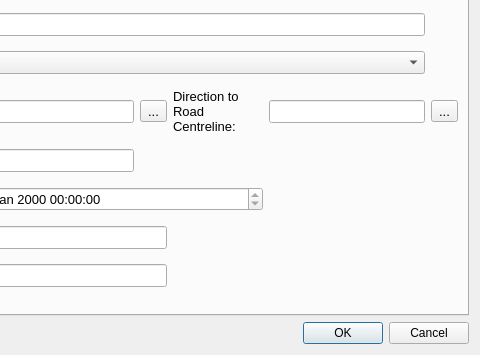
Above: ui/restrictionBayDetails_dialog_base2_qt5.ui from tlh22/TOMs before the change; both pictures show x 156 to 636 and y 148 to 503 of the 636 by 503 pixel window. Below: the same form after it.
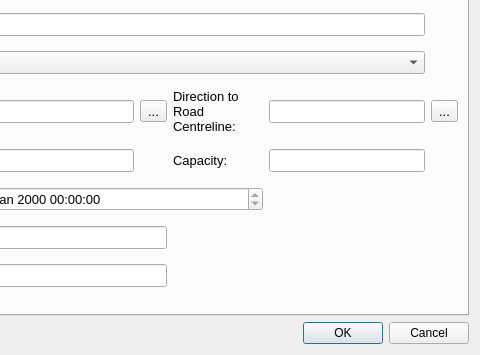
That is the form after the change. The open tabs and pages were chosen to show the change. Custom widgets are drawn as their Qt base class.

Commit message: add details to forms and docker startup

```diff
--- a/ui/restrictionBayDetails_dialog_base2_qt5.ui
+++ b/ui/restrictionBayDetails_dialog_base2_qt5.ui
@@ -556,6 +556,16 @@
          <item row="9" column="1" colspan="2">
           <widget class="QLineEdit" name="RestrictionID"/>
          </item>
+         <item row="5" column="3">
+          <widget class="QLabel" name="label_8">
+           <property name="text">
+            <string>Capacity:</string>
+           </property>
+          </widget>
+         </item>
+         <item row="5" column="4">
+          <widget class="QLineEdit" name="Capacity"/>
+         </item>
         </layout>
        </widget>
        <widget class="QWidget" name="Photo1">
```
The commit also changes 5 other files.
